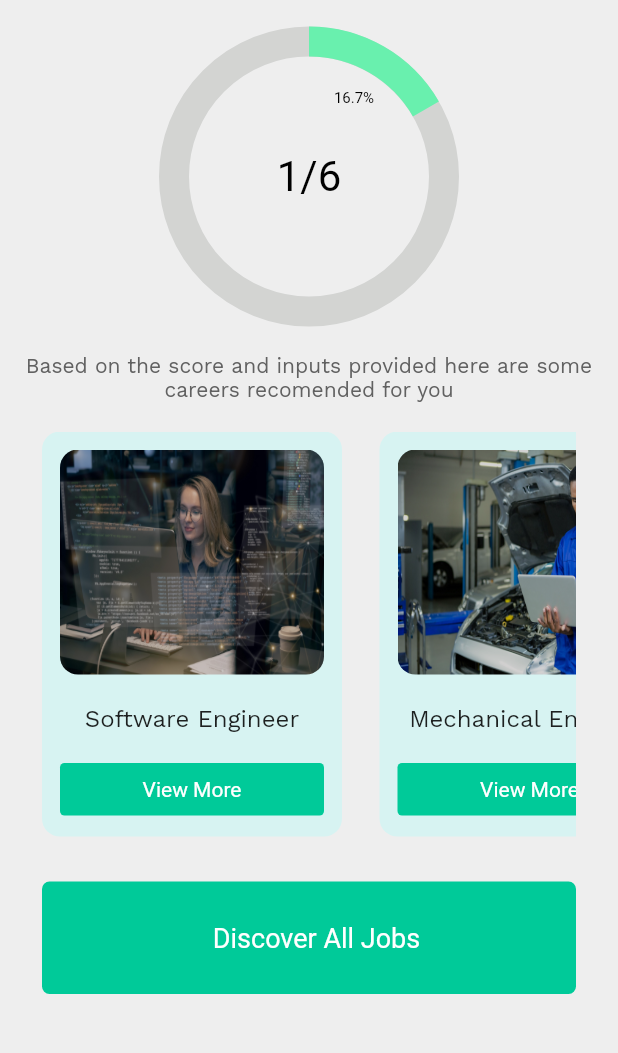
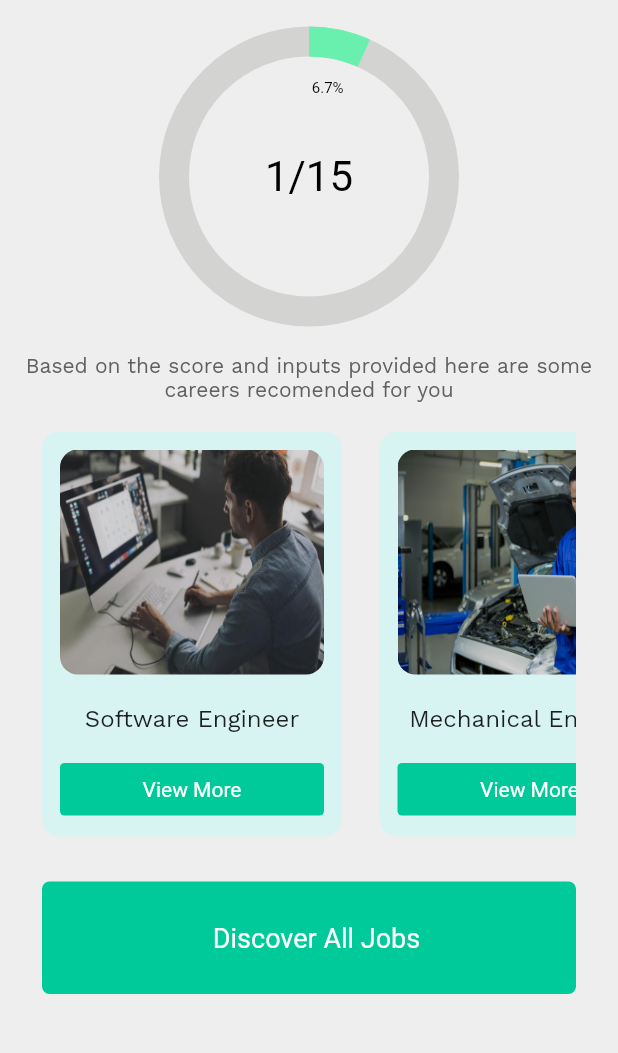
Before and after one commit to eDemy-SIH/eDemy-App, a Flutter app: the HomePage screen opened by its route, on a phone screen of 412 x 824 dp, the part 128-1181 px from its top. Run offline on Flutter 3.47's test engine with Material 2 defaults, Android fonts, the light colour scheme and no system bars; drawn by our look-alikes of pie_chart; our stand-ins replace hive, hive_flutter, smooth_page_indicator, velocity_x; accounts and stored records are empty.

Commit message:
questions added

```diff
--- a/lib/pages/aptitude.dart
+++ b/lib/pages/aptitude.dart
@@ -1,7 +1,6 @@
-import 'dart:math';
+
 
 import 'package:flutter/material.dart';
-import 'package:google_fonts/google_fonts.dart';
 import 'package:hive/hive.dart';
 import 'package:sih_app/db/db.dart';
 import 'package:sih_app/pages/home.dart';
--- a/lib/pages/home.dart
+++ b/lib/pages/home.dart
@@ -5,7 +5,7 @@ import 'package:sih_app/widgets/career_cards.dart';
 import 'package:flutter/material.dart';
 import 'package:pie_chart/pie_chart.dart';
 import 'package:velocity_x/velocity_x.dart';
-import 'package:google_fonts/google_fonts.dart';
+import 'package:sih_app/widgets/question_list.dart';
 
 class HomePage extends StatefulWidget {
 
@@ -21,6 +21,7 @@ class _HomePageState extends State<HomePage> {
   AptitudeDB db = AptitudeDB();
 
   int score=0;
+  int total=questions.length;
   @override
   void initState() {
 
@@ -82,7 +83,7 @@ class _HomePageState extends State<HomePage> {
 
                 PieChart(
                   chartRadius: 180,
-                  centerText:  "$score/6",
+                  centerText:  "$score/$total",
                   initialAngleInDegree: 270,
                   centerTextStyle: TextStyle(
                     fontSize: 28,
@@ -90,7 +91,7 @@ class _HomePageState extends State<HomePage> {
                   ),
                   dataMap: dataMap,
                   chartType: ChartType.ring,
-                  baseChartColor: Color.fromARGB(255, 54, 61, 50)!.withOpacity(0.15),
+                  baseChartColor: Color.fromARGB(255, 54, 61, 50).withOpacity(0.15),
                   colorList: colorList,
                   legendOptions: LegendOptions(
                     showLegends: false
@@ -104,7 +105,7 @@ class _HomePageState extends State<HomePage> {
                     ),
                     chartValueBackgroundColor: context.canvasColor
                   ),
-                  totalValue: 6,
+                  totalValue: total.toDouble(),
               ),
 
 
@@ -135,7 +136,7 @@ class _HomePageState extends State<HomePage> {
 
                             mainAxisAlignment: MainAxisAlignment.spaceBetween,
                             children: [
-                              CareerCard(text: "Software Engineer",col_index: 0,imagePath: "assets/images/Software-Engineer-Real-min.jpg",),
+                              CareerCard(text: "Software Engineer",col_index: 0,imagePath: "assets/images/graphics-designer-real-min.jpg",),
                               SizedBox(width: 25,),
                               CareerCard(text: "Mechanical Engineer",col_index: 1,imagePath: "assets/images/Mechanical-Engineer-Real-min.jpg",),
                               SizedBox(width: 25,),
--- a/lib/utils/themes.dart
+++ b/lib/utils/themes.dart
@@ -2,7 +2,7 @@
 import 'package:flutter/material.dart';
 
 
-import 'package:google_fonts/google_fonts.dart';
+
 
 class ThemeProvider extends ChangeNotifier {
   ThemeMode themeMode = ThemeMode.system;
--- a/lib/widgets/question_list.dart
+++ b/lib/widgets/question_list.dart
@@ -53,44 +53,105 @@ const List<Question> questions = [
     ],
   ),
   Question(
-    question: 'Q6). What is the smallest planet in our solar system?',
-    correctAnswerIndex: 3,
+    question: "Q6). Which of the following words is an antonym (opposite) of ' Eloquent '?",
+    correctAnswerIndex: 0,
     options: [
-      'a) Venus',
-      'b) Mars',
-      'c) Earth',
-      'd) Mercury',
+      'a) Inarticulate',
+      'b) Fluent',
+      'c) Voluble',
+      'd) Loquacious',
     ],
   ),
-  // Question(
-  //   question: '7. Who wrote the play Romeo and Juliet?',
-  //   correctAnswerIndex: 0,
-  //   options: [
-  //     'a) William Shakespeare',
-  //     'b) Oscar Wilde',
-  //     'c) Jane Austen',
-  //     'd) Charles Dickens',
-  //   ],
-  // ),
-  // Question(
-  //   question: '8. What is the highest mountain in the world?',
-  //   correctAnswerIndex: 1,
-  //   options: [
-  //     'a) Mont Blanc',
-  //     'b) Everest',
-  //     'c) Kilimanjaro',
-  //     'd) Aconcagua',
-  //   ],
-  // ),
-  // Question(
-  //   question:
-  //       '9. What is the name of the famous painting by Leonardo da Vinci that depicts a woman?',
-  //   correctAnswerIndex: 3,
-  //   options: [
-  //     'a) Starry Night',
-  //     'b) The Persistence of Memory',
-  //     'c) The Last Supper',
-  //     'd) Mona Lisa',
-  //   ],
-  // ),
+  Question(
+    question: 'Q7). Fill in the blank : If I were you, I _____ consider the job offer seriously.',
+    correctAnswerIndex: 2,
+    options: [
+      'a) Ought',
+      'b) Can',
+      'c) Would',
+      'd) Must',
+    ],
+  ),
+  Question(
+    question: "Q8). Choose the synonym for the word 'Ardent' :",
+    correctAnswerIndex: 1,
+    options: [
+      'a) Lukewarm',
+      'b) Enthusiastic',
+      'c) Apathetic',
+      'd) Indifferent',
+    ],
+  ),
+  Question(
+    question:"Q9). Complete the analogy: 'Ocean is to water as forest is to ______.' :",
+    correctAnswerIndex: 0,
+    options: [
+      'a) Trees',
+      'b) Leaves',
+      'c) Soil',
+      'd) Mountain',
+    ],
+  ),
+    Question(
+    question: '10. Identify the grammatically incorrect sentence :',
+    correctAnswerIndex: 1,
+    options: [
+      'a) She sings beautifully.',
+      'b) They was late for the meeting.',
+      'c) He reads books every evening.',
+      'd) We have already eaten dinner.',
+    ],
+  ),
+  Question(
+    question: '11. Choose the word that best fits in the blank : His actions spoke ______ than his words.',
+    correctAnswerIndex: 2,
+    options: [
+      'a) Lighter',
+      'b) Less',
+      'c) Louder',
+      'd) Lesser',
+    ],
+  ),
+  Question(
+    question:
+        '12. Which of the following is NOT a renewable source of energy ?',
+    correctAnswerIndex: 2,
+    options: [
+      'a) Solar power',
+      'b) Wind power',
+      'c) Natural gas',
+      'd) Hydroelectric power',
+    ],
+  ),
+  Question(
+    question: '13. What is the chemical symbol for the element oxygen ?',
+    correctAnswerIndex: 1,
+    options: [
+      'a) O',
+      'b) Ox',
+      'c) Om',
+      'd) Oz',
+    ],
+  ),
+  Question(
+    question: '14. Who painted the famous artwork - Mona Lisa ?',
+    correctAnswerIndex: 2,
+    options: [
+      'a) Vincent van Gogh',
+      'b) Pablo Picasso',
+      'c) Leonardo da Vinci',
+      'd) Leonardo Di Caprio',
+    ],
+  ),
+  Question(
+    question:
+        '15. Which artistic movement is known for its use of bright colors, bold shapes, and abstraction of reality ?',
+    correctAnswerIndex: 2,
+    options: [
+      'a) Impressionism',
+      'b) Cubism',
+      'c) Surrealism',
+      'd) Abstract Expressionism',
+    ],
+  ),
 ];
```
